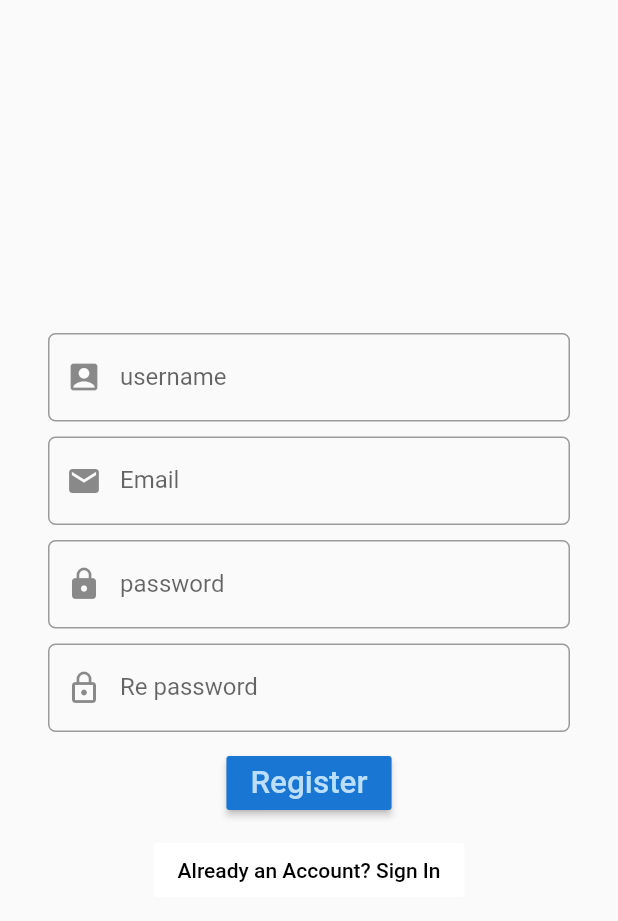
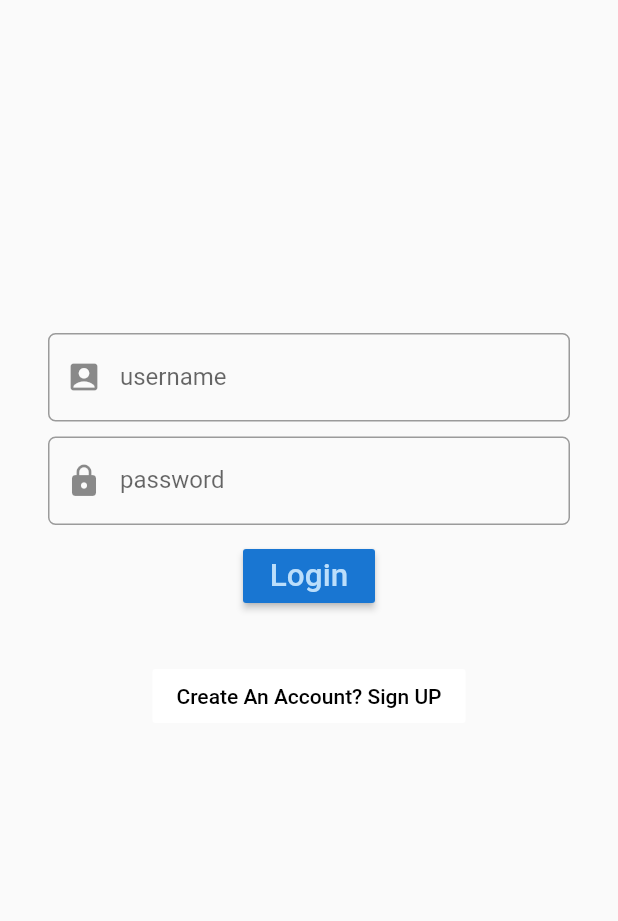
Before and after one commit to gourav-shinde/tenant_flutter, a Flutter app: the screen it shows after launch, on a phone screen of 412 x 824 dp. Shown: the top 921 px of the screen. Run offline on Flutter 3.47's test engine with Material 2 defaults, Android fonts, the phone set to English and light mode, and no system bars; our stand-ins replace datetime_picker_formfield, shared_preferences.

Commit message:
login achieved

```diff
--- a/lib/Register_view.dart
+++ b/lib/Register_view.dart
@@ -148,10 +148,8 @@ class RegisterState extends State<Register> {
               color: Colors.white,
               textColor: Colors.black,
               onPressed: () {
-                print("pressed");
-                Navigator.push(context, MaterialPageRoute(builder: (context) {
-                  return MyHomePage();
-                }));
+                print("pressed (pop)");
+                Navigator.pop(context);
               },
               child: Text("Already an Account? Sign In"),
             )
--- a/lib/main.dart
+++ b/lib/main.dart
@@ -1,3 +1,5 @@
+import 'dart:convert';
+import 'package:shared_preferences/shared_preferences.dart';
 import 'package:flutter/material.dart';
 import 'package:tenant_manager/Register_view.dart';
 import 'package:tenant_manager/tokenModel.dart';
@@ -20,7 +22,7 @@ class MyApp extends StatelessWidget {
         primarySwatch: Colors.blue,
         visualDensity: VisualDensity.adaptivePlatformDensity,
       ),
-      home: Register(),
+      home: MyHomePage(),
       // home: MyHomePage(title: 'Tenant Manager'),
     );
   }
@@ -35,6 +37,7 @@ class MyHomePage extends StatefulWidget {
 
 // ignore: missing_return
 Future<Token> createToken(String username, String password) async {
+
   final String LoginUrl = """
 https://tenant-manager-arsenel.herokuapp.com/account/user/login""";
   final response = await http
@@ -42,16 +45,42 @@ https://tenant-manager-arsenel.herokuapp.com/account/user/login""";
 
   if (response.statusCode <= 202) {
     final String responseString = response.body;
+    SharedPreferences prefs =await SharedPreferences.getInstance();
+    var JsonResponse=jsonDecode(responseString);
+    prefs.setString("token", JsonResponse["token"]);
     return tokenFromJson(responseString);
   } else {
     return null;
   }
 }
 
+
+
 class _MyHomePageState extends State<MyHomePage> {
+
+
   Token _token;
   final TextEditingController usernameController = TextEditingController();
   final TextEditingController passwordController = TextEditingController();
+  static String Token_saved="hello";
+  @override
+  void initState(){
+    getToken();
+  }
+  getToken()async{
+    SharedPreferences prefs =await SharedPreferences.getInstance();
+    setState(() {
+      Token_saved = prefs.getString("token");
+    });
+    print("$Token_saved");
+    if(Token_saved!=null){
+      Navigator.pop(context);
+      Navigator.push(context, MaterialPageRoute(builder: (context) {
+        return TenantView();
+      }));
+
+    }
+  }
 
   @override
   Widget build(BuildContext context) {
@@ -101,6 +130,7 @@ class _MyHomePageState extends State<MyHomePage> {
                 final String username = usernameController.text;
                 final String password = passwordController.text;
                 final Token token = await createToken(username, password);
+                print("received");
                 setState(() {
                   _token = token;
                 });
@@ -109,6 +139,7 @@ class _MyHomePageState extends State<MyHomePage> {
             SizedBox(
               height: 32,
             ),
+            Token_saved ==null?Container():Text("$Token_saved is saved already"),
             _token == null
                 ? Container()
                 : Text("Token is ${_token.token} is received"),
@@ -116,8 +147,10 @@ class _MyHomePageState extends State<MyHomePage> {
               color: Colors.white,
               textColor: Colors.black,
               onPressed: () {
-                print("pressed");
-                Navigator.pop(context);
+                print("pressed (push)");
+                Navigator.push(context, MaterialPageRoute(builder: (context) {
+                  return Register();
+                }));
               },
               child: Text("Create An Account? Sign UP"),
             )
--- a/pubspec.yaml
+++ b/pubspec.yaml
@@ -31,6 +31,7 @@ dependencies:
   http: ^0.12.0+4
   datetime_picker_formfield: ^1.0.0
   intl: ^0.16.1
+  shared_preferences: ^0.5.12+4
 
 dev_dependencies:
   flutter_test:
```
Also changed, not shown: pubspec.lock.
